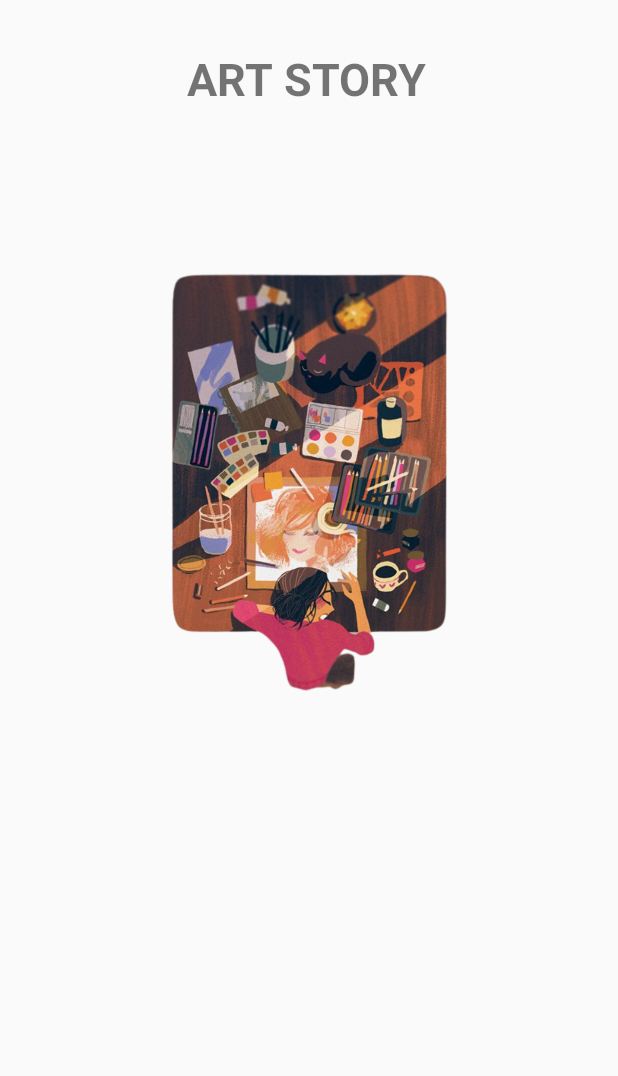
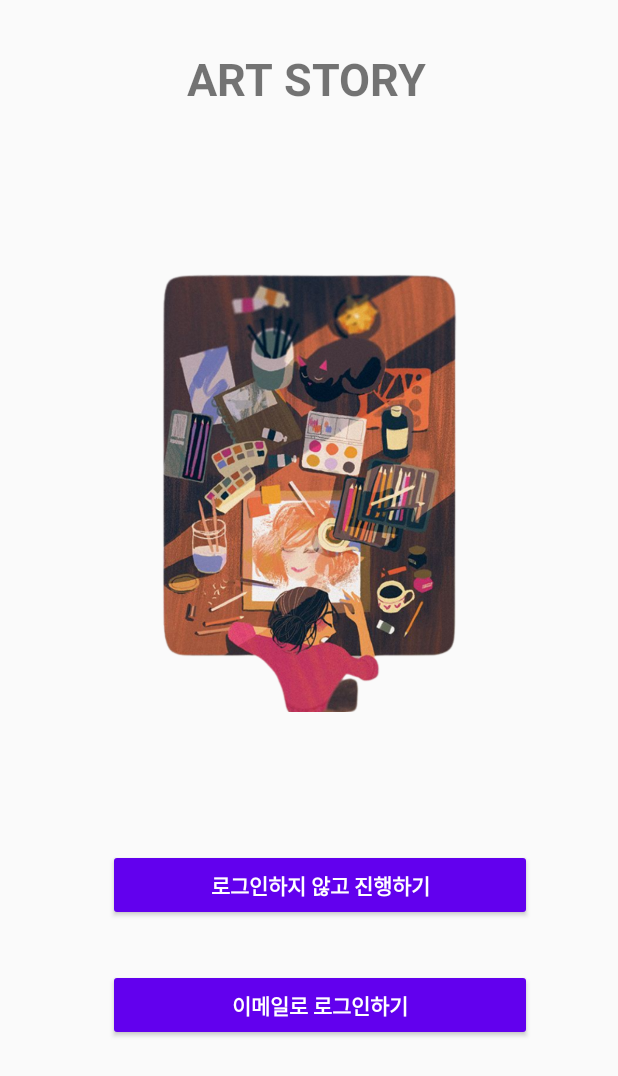
Before and after one commit to wjswlgns03/Art_Story_TEAM, an Android app: the layout login.xml on its own in the app's theme, with its tools: preview values and no code run, on a phone screen of 412 x 824 dp. Shown: the top 1076 px of the screen. Run offline under Robolectric (Android 15) with nearby library versions, the phone set to English and light mode, and no system bars.

Commit message:
"login_btn add"

```diff
--- a/app/src/main/java/com/test/art_story/ui/home/HomeViewModel.java
+++ b/app/src/main/java/com/test/art_story/ui/home/HomeViewModel.java
@@ -10,7 +10,7 @@ public class HomeViewModel extends ViewModel {
 
     public HomeViewModel() {
         mText = new MutableLiveData<>();
-        mText.setValue("This is home fragment");
+
     }
 
     public LiveData<String> getText() {
--- a/app/src/main/res/layout/fragment_gallery.xml
+++ b/app/src/main/res/layout/fragment_gallery.xml
@@ -13,6 +13,7 @@
         android:layout_marginStart="8dp"
         android:layout_marginTop="8dp"
         android:layout_marginEnd="8dp"
+        android:text="내 작품을 볼 수 있는 화면"
         android:textAlignment="center"
         android:textSize="20sp"
         app:layout_constraintBottom_toBottomOf="parent"
--- a/app/src/main/res/layout/fragment_home.xml
+++ b/app/src/main/res/layout/fragment_home.xml
@@ -13,6 +13,7 @@
         android:layout_marginStart="8dp"
         android:layout_marginTop="8dp"
         android:layout_marginEnd="8dp"
+        android:text="확인용"
         android:textAlignment="center"
         android:textSize="20sp"
         app:layout_constraintBottom_toBottomOf="parent"
--- a/app/src/main/res/layout/login.xml
+++ b/app/src/main/res/layout/login.xml
@@ -4,19 +4,6 @@
     xmlns:tools="http://schemas.android.com/tools"
     android:layout_width="match_parent"
     android:layout_height="match_parent">
-
-    <!-- 로그인 페이지 제목 -->
-
-    <!-- 이메일 입력란 -->
-
-    <!-- 비밀번호 입력란 -->
-
-    <!-- 로그인 버튼 -->
-
-    <!-- 이메일 찾기 및 비밀번호 찾기 링크 -->
-
-
-
 
     <TextView
         android:id="@+id/titleTextView"
@@ -40,8 +27,42 @@
         <ImageView
             android:id="@+id/imageView4"
             android:layout_width="match_parent"
-            android:layout_height="wrap_content"
+            android:layout_height="317dp"
             app:srcCompat="@drawable/__removebg_preview" />
     </LinearLayout>
 
+    <Button
+        android:id="@+id/no_login_btn"
+        android:layout_width="282dp"
+        android:layout_height="wrap_content"
+        android:layout_alignParentStart="true"
+        android:layout_alignParentEnd="true"
+        android:layout_alignParentBottom="true"
+        android:layout_marginStart="72dp"
+        android:layout_marginTop="16dp"
+        android:layout_marginEnd="57dp"
+        android:layout_marginBottom="210dp"
+        android:backgroundTint="@color/colorPrimary"
+        android:text="로그인하지 않고 진행하기"
+        android:textColor="#FFFFFF"
+        android:textStyle="bold"
+        tools:ignore="NotSibling,UnknownId" />
+
+    <Button
+        android:id="@+id/em_login_btn"
+        android:layout_width="170dp"
+        android:layout_height="wrap_content"
+        android:layout_alignParentStart="true"
+        android:layout_alignParentEnd="true"
+        android:layout_alignParentBottom="true"
+        android:layout_marginStart="72dp"
+        android:layout_marginTop="16dp"
+        android:layout_marginEnd="57dp"
+        android:layout_marginBottom="130dp"
+        android:backgroundTint="@color/colorPrimary"
+        android:text="이메일로 로그인하기"
+        android:textColor="#FFFFFF"
+        android:textStyle="bold"
+        tools:ignore="NotSibling,UnknownId" />
+
 </RelativeLayout>
--- a/build.gradle
+++ b/build.gradle
@@ -6,8 +6,6 @@ buildscript {
     }
     dependencies {
         classpath "com.android.tools.build:gradle:4.0.0"
-
-
 
         // NOTE: Do not place your application dependencies here; they belong
         // in the individual module build.gradle files
```
